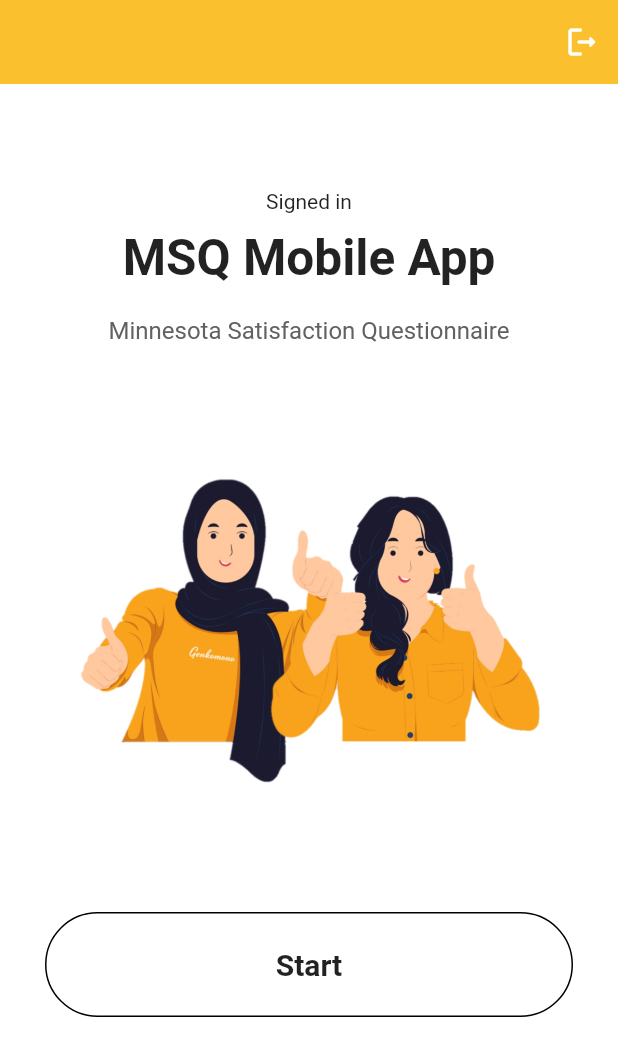
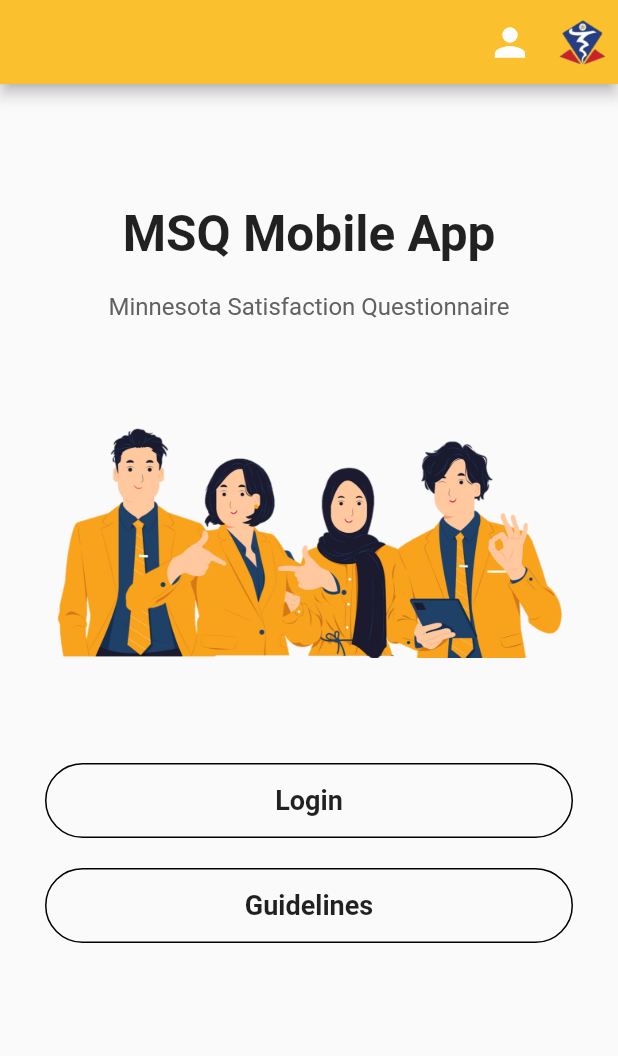
Before and after one commit to Adilahusin/MSQ-App, a Flutter app: the screen it shows once a user with an empty profile is signed in, on a phone screen of 412 x 824 dp. Shown: the top 1056 px of the screen. Run offline on Flutter 3.47's test engine with Material 2 defaults, Android fonts, the light colour scheme and no system bars; our stand-ins replace firebase_auth, firebase_core; accounts and stored records are empty; network calls fail.

Commit message:
modified:   msq/android/app/build.gradle 	modified:   msq/lib/main.dart 	deleted:    msq/lib/pages/after_login.dart 	modified:   msq/lib/pages/login.dart

```diff
--- a/msq/lib/main.dart
+++ b/msq/lib/main.dart
@@ -1,6 +1,6 @@
 import 'package:flutter/material.dart';
 import 'package:msq/pages/admin_login.dart';
-import 'package:msq/pages/after_login.dart';
+import 'package:msq/pages/auth_page.dart';
 import 'package:msq/pages/guidelines.dart';
 import 'package:msq/pages/login.dart';
 import 'package:msq/pages/tati_info.dart';
@@ -12,9 +12,10 @@ void main() async {
   await Firebase.initializeApp(
     options: DefaultFirebaseOptions.currentPlatform,
   );
+
   runApp(const MaterialApp(
     debugShowCheckedModeBanner: false,
-    home: afterLogin(),
+    home: AuthPage(),
   ));
 }
 
--- a/msq/lib/pages/after_login.dart
+++ /dev/null
@@ -1,31 +0,0 @@
-import 'package:flutter/material.dart';
-import 'package:msq/pages/homepage.dart';
-import 'package:msq/pages/login.dart';
-import 'package:firebase_auth/firebase_auth.dart';
-
-class afterLogin extends StatefulWidget {
-  const afterLogin({Key? key}) : super(key: key);
-
-  @override
-  State<afterLogin> createState() => _afterLoginState();
-}
-
-class _afterLoginState extends State<afterLogin> {
-  @override
-  Widget build(BuildContext context) {
-
-    return Scaffold(
-            body: StreamBuilder<User?>(
-        stream: FirebaseAuth.instance.authStateChanges(),
-        builder: (context, snapshot) {
-          if (snapshot.hasData) {
-            return const HomePage();
-          }else{
-            return const LoginPage();
-          }
-        },
-        ),
-    );
-
-  }
-}
--- a/msq/lib/pages/login.dart
+++ b/msq/lib/pages/login.dart
@@ -1,9 +1,6 @@
 import 'package:firebase_auth/firebase_auth.dart';
 import 'package:flutter/material.dart';
 import 'package:msq/main.dart';
-//import '../components/login_button.dart';
-//import '../components/login_textfields.dart';
-// import 'package:firebase_auth/firebase_auth.dart';
 
 class LoginPage extends StatefulWidget {
   const LoginPage({Key? key}) : super(key: key);
```
Also changed, not shown: 1 other file.
